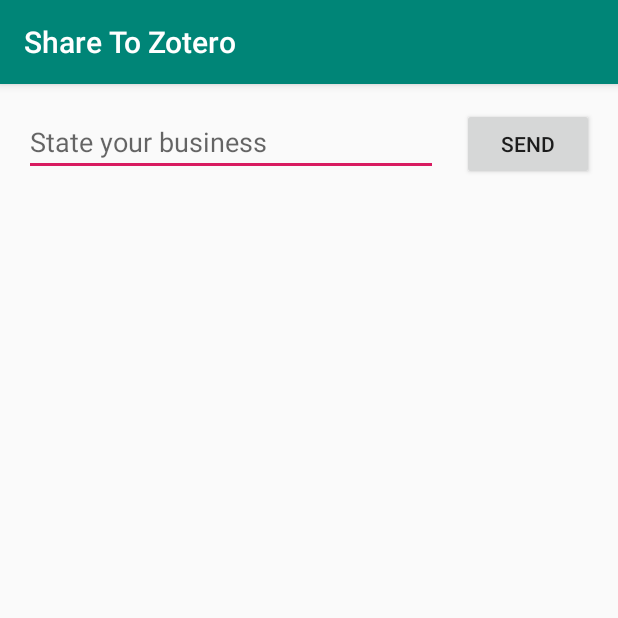
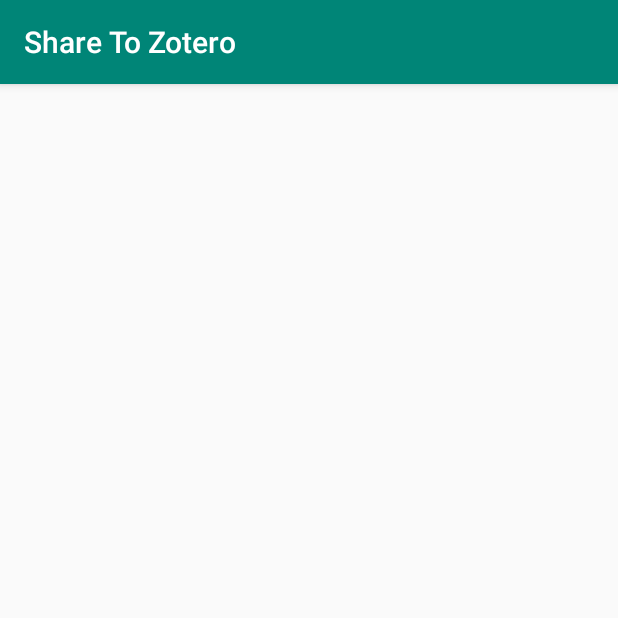
Before and after one commit to tfiers/zorro, an Android app: the screen it shows after launch (MainActivity), on a phone screen of 412 x 824 dp, the top half of it. Run offline under Robolectric (Android 15) with nearby library versions, the phone set to English and light mode, and no system bars.

Commit message:
Remove tutorial steps

```diff
--- a/android/app/src/main/java/net/tomasfiers/sharetozotero/SelectCollection.kt
+++ b/android/app/src/main/java/net/tomasfiers/sharetozotero/SelectCollection.kt
@@ -12,9 +12,8 @@
         setContentView(R.layout.activity_select_collection)
         val textfield = findViewById<TextView>(R.id.textfield)
         if (intent?.action == Intent.ACTION_SEND) {
+            // We got here via a share menu.
             textfield.text = intent.getStringExtra(Intent.EXTRA_TEXT)
-        } else {
-            // Handle being started from home screen.
         }
     }
 }
--- a/android/app/src/main/res/layout/activity_main.xml
+++ b/android/app/src/main/res/layout/activity_main.xml
@@ -6,33 +6,4 @@
     android:layout_height="match_parent"
     tools:context=".MainActivity">
 
-    <EditText
-        android:id="@+id/editText"
-        android:layout_width="0dp"
-        android:layout_height="wrap_content"
-        android:layout_marginStart="16dp"
-        android:layout_marginLeft="16dp"
-        android:layout_marginTop="16dp"
-        android:ems="10"
-        android:hint="@string/state_your_business"
-        android:inputType="textPersonName"
-        app:layout_constraintEnd_toStartOf="@+id/button"
-        app:layout_constraintHorizontal_bias="0.5"
-        app:layout_constraintStart_toStartOf="parent"
-        app:layout_constraintTop_toTopOf="parent" />
-
-    <Button
-        android:id="@+id/button"
-        android:layout_width="wrap_content"
-        android:layout_height="wrap_content"
-        android:layout_marginStart="16dp"
-        android:layout_marginLeft="16dp"
-        android:layout_marginEnd="16dp"
-        android:layout_marginRight="16dp"
-        android:onClick="sendMessage"
-        android:text="@string/btn_send"
-        app:layout_constraintBaseline_toBaselineOf="@+id/editText"
-        app:layout_constraintEnd_toEndOf="parent"
-        app:layout_constraintHorizontal_bias="0.5"
-        app:layout_constraintStart_toEndOf="@+id/editText" />
 </androidx.constraintlayout.widget.ConstraintLayout>
--- a/android/app/src/main/res/values/strings.xml
+++ b/android/app/src/main/res/values/strings.xml
@@ -1,5 +1,3 @@
 <resources>
     <string name="app_name">Share To Zotero</string>
-    <string name="state_your_business">State your business</string>
-    <string name="btn_send">Send</string>
 </resources>
```
Also changed, not shown: android/app/src/main/AndroidManifest.xml (+6 -10 lines), android/app/src/main/java/net/tomasfiers/sharetozotero/DisplayMessageActivity.kt (deleted, +0 -18 lines), android/app/src/main/java/net/tomasfiers/sharetozotero/MainActivity.kt (+1 -14 lines), android/app/src/main/res/layout/activity_display_message.xml (deleted, +0 -20 lines).
